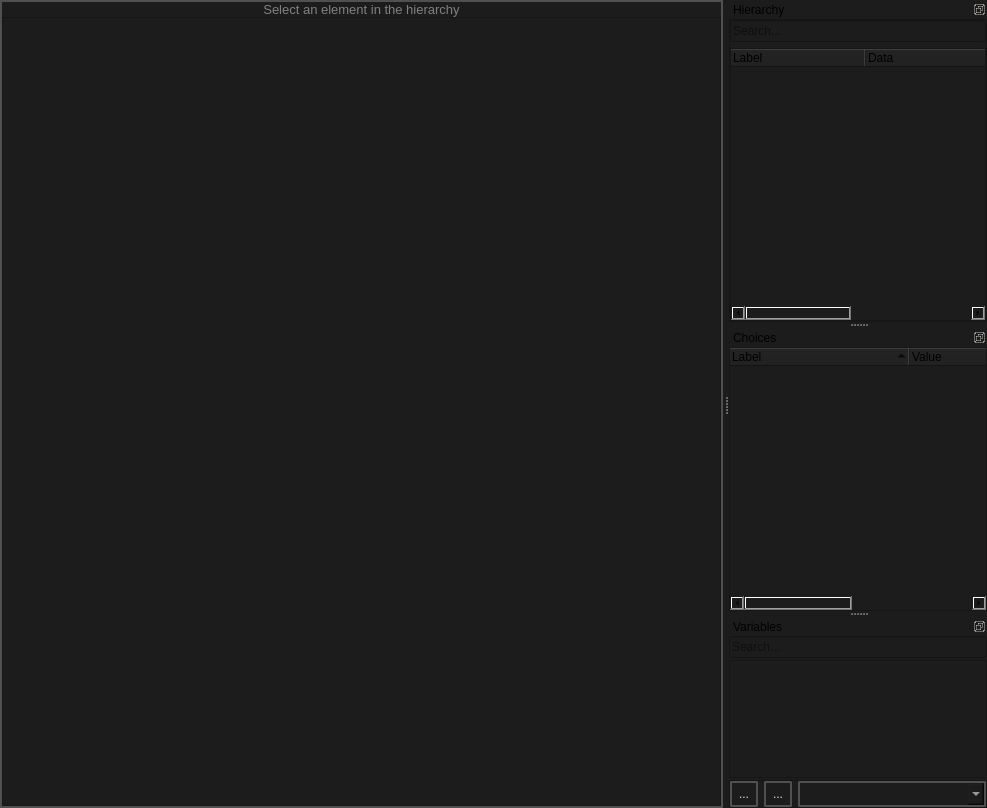
Qt form src/editors/smartprop_editor/document.ui (dertwist/Hammer5Tools) before a commit.
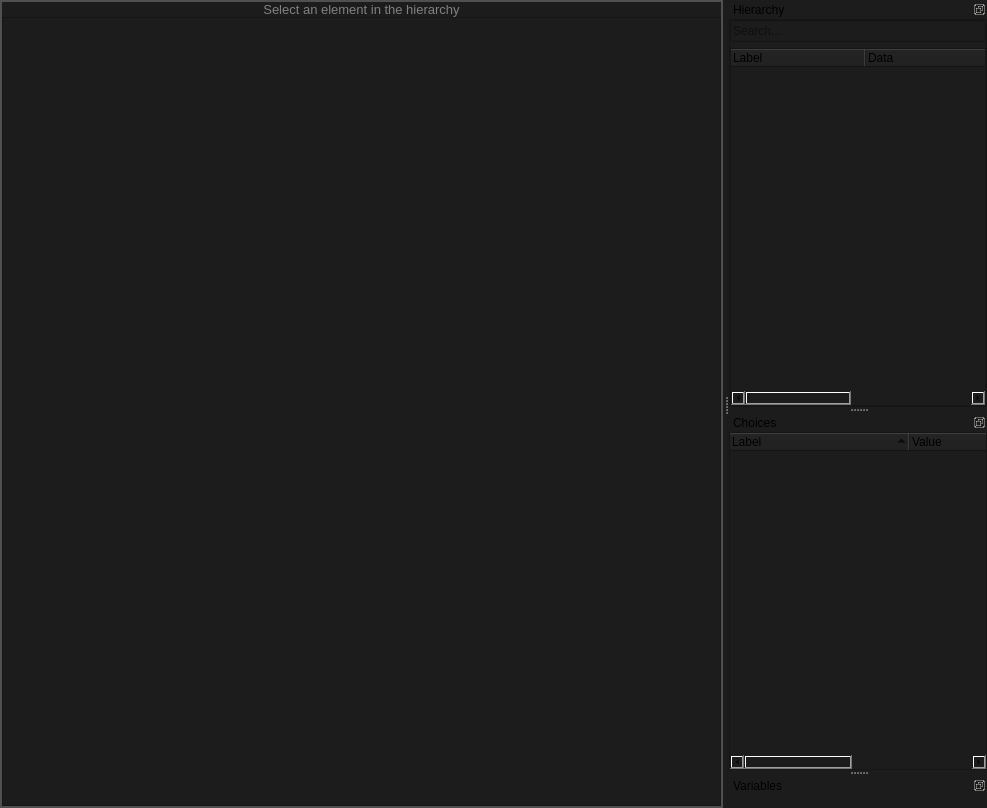
The same form after that commit. Icons and pictures are not drawn.

```diff
--- a/src/editors/smartprop_editor/document.ui
+++ b/src/editors/smartprop_editor/document.ui
@@ -414,383 +414,6 @@
      <property name="bottomMargin">
       <number>0</number>
      </property>
-     <item>
-      <widget class="QLineEdit" name="variables_scroll_area_searchbar">
-       <property name="placeholderText">
-        <string>Search...</string>
-       </property>
-      </widget>
-     </item>
-     <item>
-      <widget class="QScrollArea" name="variables_QscrollArea">
-       <property name="widgetResizable">
-        <bool>true</bool>
-       </property>
-       <widget class="QWidget" name="variables_scrollArea_widget">
-        <property name="geometry">
-         <rect>
-          <x>0</x>
-          <y>0</y>
-          <width>256</width>
-          <height>100</height>
-         </rect>
-        </property>
-        <property name="styleSheet">
-         <string notr="true"/>
-        </property>
-        <layout class="QVBoxLayout" name="verticalLayout_2">
-         <property name="leftMargin">
-          <number>0</number>
-         </property>
-         <property name="topMargin">
-          <number>0</number>
-         </property>
-         <property name="rightMargin">
-          <number>0</number>
-         </property>
-         <property name="bottomMargin">
-          <number>0</number>
-         </property>
-         <item>
-          <layout class="QVBoxLayout" name="variables_scrollArea">
-           <property name="spacing">
-            <number>0</number>
-           </property>
-           <item>
-            <spacer name="verticalSpacer_2">
-             <property name="orientation">
-              <enum>Qt::Orientation::Vertical</enum>
-             </property>
-             <property name="sizeHint" stdset="0">
-              <size>
-               <width>20</width>
-               <height>40</height>
-              </size>
-             </property>
-            </spacer>
-           </item>
-          </layout>
-         </item>
-        </layout>
-       </widget>
-      </widget>
-     </item>
-     <item>
-      <widget class="QFrame" name="frame">
-       <property name="minimumSize">
-        <size>
-         <width>0</width>
-         <height>0</height>
-        </size>
-       </property>
-       <property name="maximumSize">
-        <size>
-         <width>16777215</width>
-         <height>28</height>
-        </size>
-       </property>
-       <property name="frameShape">
-        <enum>QFrame::Shape::StyledPanel</enum>
-       </property>
-       <property name="frameShadow">
-        <enum>QFrame::Shadow::Raised</enum>
-       </property>
-       <layout class="QHBoxLayout" name="horizontalLayout">
-        <property name="leftMargin">
-         <number>0</number>
-        </property>
-        <property name="topMargin">
-         <number>0</number>
-        </property>
-        <property name="rightMargin">
-         <number>0</number>
-        </property>
-        <property name="bottomMargin">
-         <number>0</number>
-        </property>
-        <item>
-         <widget class="QToolButton" name="paste_variable_button">
-          <property name="maximumSize">
-           <size>
-            <width>28</width>
-            <height>28</height>
-           </size>
-          </property>
-          <property name="toolTip">
-           <string>&lt;html&gt;&lt;head/&gt;&lt;body&gt;&lt;p&gt;Paste variable&lt;/p&gt;&lt;/body&gt;&lt;/html&gt;</string>
-          </property>
-          <property name="styleSheet">
-           <string notr="true">
-    /* QPushButton default and hover styles */
-    QToolButton {
-
-        font: 580 9pt &quot;Segoe UI&quot;;
-
-
-        border: 2px solid black;
-        border-radius: 2px;
-        border-color: rgba(80, 80, 80, 255);
-        height:22px;
-        padding-top: 2px;
-        padding-bottom:2px;
-        padding-left: 4px;
-        padding-right: 4px;
-        color: #E3E3E3;
-        background-color: #1C1C1C;
-    }
-    QToolButton:hover {
-        background-color: #414956;
-        color: white;
-    }
-    QToolButton:pressed {
-        background-color: red;
-        background-color: #1C1C1C;
-        margin: 1 px;
-        margin-left: 2px;
-        margin-right: 2px;
-
-    }</string>
-          </property>
-          <property name="text">
-           <string>...</string>
-          </property>
-          <property name="icon">
-           <iconset resource="../resources.qrc">
-            <normaloff>:/icons/content_paste_24dp_9D9D9D_FILL0_wght400_GRAD0_opsz24.svg</normaloff>:/icons/content_paste_24dp_9D9D9D_FILL0_wght400_GRAD0_opsz24.svg</iconset>
-          </property>
-          <property name="iconSize">
-           <size>
-            <width>20</width>
-            <height>20</height>
-           </size>
-          </property>
-         </widget>
-        </item>
-        <item>
-         <widget class="QToolButton" name="add_new_variable_button">
-          <property name="maximumSize">
-           <size>
-            <width>28</width>
-            <height>28</height>
-           </size>
-          </property>
-          <property name="toolTip">
-           <string>&lt;html&gt;&lt;head/&gt;&lt;body&gt;&lt;p&gt;Create variable&lt;/p&gt;&lt;/body&gt;&lt;/html&gt;</string>
-          </property>
-          <property name="styleSheet">
-           <string notr="true">
-    /* QPushButton default and hover styles */
-    QToolButton {
-
-        font: 580 9pt &quot;Segoe UI&quot;;
-
-
-        border: 2px solid black;
-        border-radius: 2px;
-        border-color: rgba(80, 80, 80, 255);
-        height:22px;
-        padding-top: 2px;
-        padding-bottom:2px;
-        padding-left: 4px;
-        padding-right: 4px;
-        color: #E3E3E3;
-        background-color: #1C1C1C;
-    }
-    QToolButton:hover {
-        background-color: #414956;
-        color: white;
-    }
-    QToolButton:pressed {
-        background-color: red;
-        background-color: #1C1C1C;
-        margin: 1 px;
-        margin-left: 2px;
-        margin-right: 2px;
-
-    }</string>
-          </property>
-          <property name="text">
-           <string>...</string>
-          </property>
-          <property name="icon">
-           <iconset resource="../resources.qrc">
-            <normaloff>:/icons/add_24dp_9D9D9D_FILL0_wght400_GRAD0_opsz24.svg</normaloff>:/icons/add_24dp_9D9D9D_FILL0_wght400_GRAD0_opsz24.svg</iconset>
-          </property>
-          <property name="iconSize">
-           <size>
-            <width>20</width>
-            <height>20</height>
-           </size>
-          </property>
-         </widget>
-        </item>
-        <item>
-         <widget class="QComboBox" name="add_new_variable_combobox">
-          <property name="styleSheet">
-           <string notr="true">QMenu {
-background-color: red;
- }
-
-QMenu::item {
-    padding: 5px 10px;
-    font: 580 8pt &quot;Segoe UI&quot;;
-    border: 2px solid black;
-    border-radius: 4px;
-    border-color: rgba(80, 80, 80, 255);
-    color: #E3E3E3;
-}
-QMenu::item:selected {
-    background-color: #414956;
-    color: white;
-}
-QWidget {
-    background-color: #151515;
-    outline: none;
-}
-
-QWidget:item:checked {
-    background-color: #151515;
-    color: white;
-}
-
-QWidget:item:selected {
-    background-color: #414956;
-    color: white;
-    border: 0px;
-}
-
-
-
-QMenu {
-    background-color: #1d1d1f;
-    color: #FFFFFF;
-    border: 1px solid #555555;
-    /* padding-top: 5px; */
-    /* padding-bottom: 5px; */
-    border: 2px solid black;
-    border-radius: 4px;
-    border-color: rgba(80, 80, 80, 255);
-}
-
-QMenu::item {
-    font: 580 8pt &quot;Segoe UI&quot;;
-    border-top: 2px solid black;
-    border: 0px;
-    border-radius: 2px;
-    border-color: rgba(80, 80, 80, 255);
-    padding-left: 12px;
-    padding-right: 12px;
-    color: #E3E3E3;
-}
-
-QMenu::item:selected {
-    background-color: #666666;
-    color: #FFFFFF;
-}
-
-QMenu::separator {
-    height: 1px;
-    background: #AAAAAA;
-    margin: 5px 0;
-}
-
-QMenu::indicator {
-    width: 13px;
-    height: 13px;
-}
-
-QMenu::indicator:checked {
-    image: url(:/images/checkmark.png);
-}
-
-QMenu::indicator:unchecked {
-    image: url(:/images/empty.png);
-}
-
-
-QComboBox {
-    font: 580 8pt &quot;Segoe UI&quot;;
-    border: 2px solid black;
-    border-radius: 2px;
-    border-color: rgba(80, 80, 80, 255);
-    height: 12px;
-    padding-top: 5px;
-    padding-bottom: 5px;
-    color: #E3E3E3;
-    background-color: #1C1C1C;
-    padding-left: 5px;
-}
-
-QComboBox:hover {
-    background-color: #414956;
-    color: white;
-}
-
-QComboBox:pressed {
-    background-color: #2E2F30;
-    color: white;
-}
-
-QComboBox:item {
-    font: 580 8pt &quot;Segoe UI&quot;;
-    color: #E3E3E3;
-    padding-left: 5px;
-    background-color: #1C1C1C;
-    border-style: none;
-}
-
-QComboBox::drop-down {
-    color: #E3E3E3;
-    padding: 2px;
-    background: url(://icons/arrow_drop_down_16dp.svg) no-repeat center;
-    border-bottom: 0px solid black;
-    border-top: 0px solid black;
-    border-right: 0px;
-    border-left: 2px solid;
-    margin-left: 5px;
-    padding: 5px;
-    width: 7px;
-    border-color: rgba(80, 80, 80, 255);
-    background-color: #1C1C1C;
-}
-
-
-QComboBox QAbstractItemView {
-    border: 2px solid gray;
-    border-color: rgba(80, 80, 80, 255);
-    selection-background-color: #414956;
-    background-color: #1C1C1C;
-}
-
-
-QComboBox QAbstractItemView::item {
-    height: 16px; /* Set the height of each item */
-    padding: 4px; /* Add padding to each item */
-    padding-left: 5px;
-    padding-right: 5px;
-    color: #ff8a8a8a;
-    border-style: none;
-    border-bottom: 0.5px solid black;
-    border-color: rgba(255, 255, 255, 10);
-}
-
-
-QComboBox QAbstractItemView::item:selected {
-    height: 16px; /* Set the height of each item */
-    padding: 4px; /* Add padding to each item */
-    padding-left: 5px;
-    padding-right: 5px;
-    background-color: #414956;
-    color: white;
-    border: none; /* Remove border */
-    outline: none; /* Remove outline */
-}</string>
-          </property>
-         </widget>
-        </item>
-       </layout>
-      </widget>
-     </item>
     </layout>
    </widget>
   </widget>
```
Left out of the diff: 18 changed lines with no effect on the pictures.
